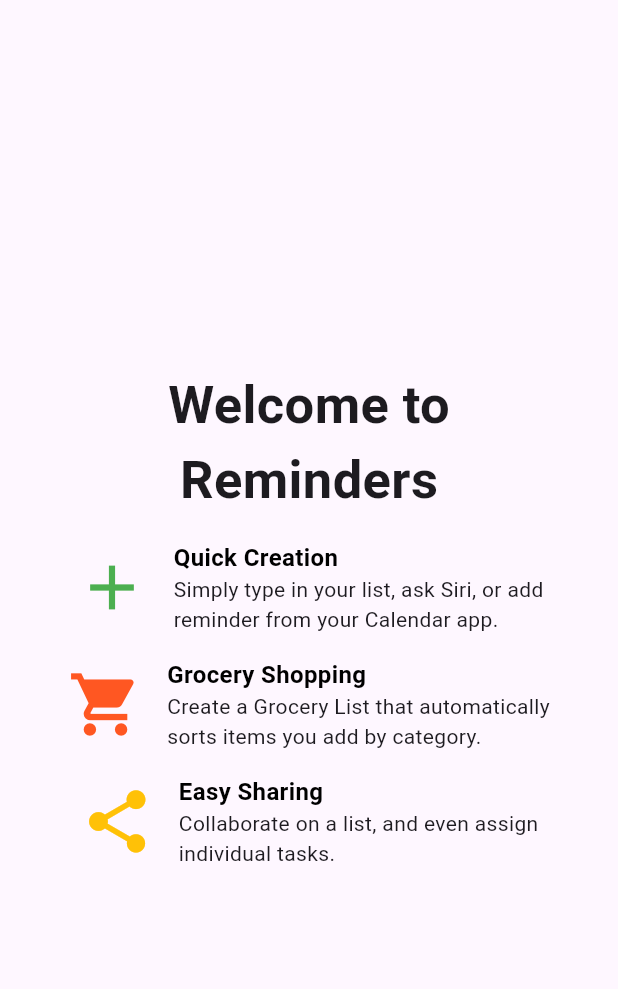
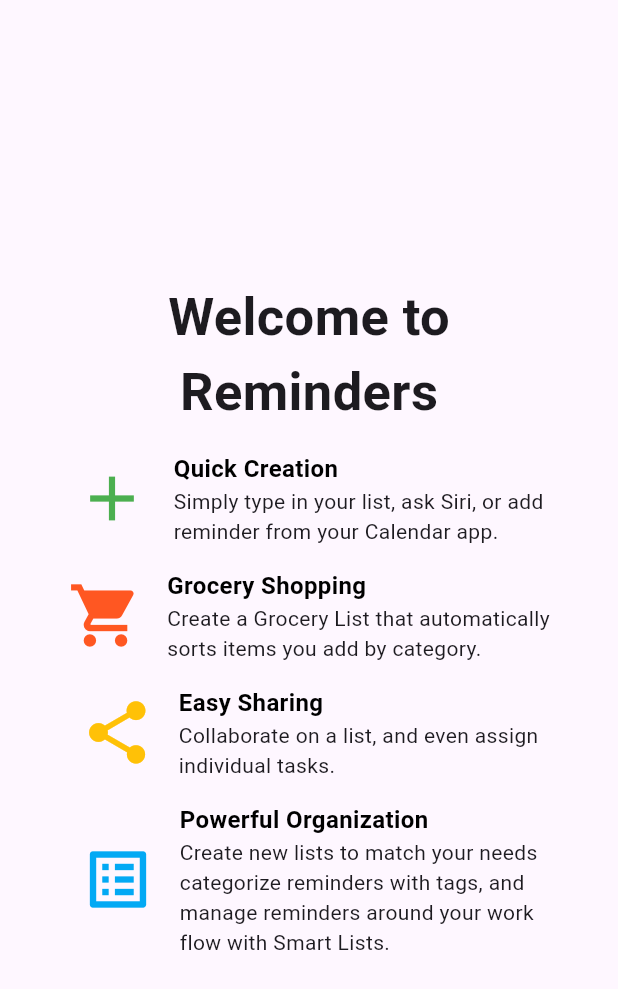
Before and after one commit to Bryan01Cruz/Tareas-Lenguajes-Programacion, a Flutter app: the screen it shows after launch, on a phone screen of 412 x 824 dp. Shown: the top 989 px of the screen. Run offline on Flutter 3.47's test engine with Material 3 defaults, Android fonts, the phone set to English and light mode, and no system bars.

Commit message:
Creación del cuarto row - cuarto icono y parrafo.

```diff
--- a/tarea_pantalla/lib/main.dart
+++ b/tarea_pantalla/lib/main.dart
@@ -75,6 +75,25 @@
                       ],
                     )
                 ],
+              ),
+              SizedBox(height: 15,),
+              Row(
+                mainAxisAlignment: MainAxisAlignment.center,
+                children: [
+                    Icon(Icons.list_alt, size: 50.0, color: Colors.lightBlue,),
+                    SizedBox(width: 16,),
+                    Column(
+                      mainAxisAlignment: MainAxisAlignment.start,
+                      crossAxisAlignment: CrossAxisAlignment.start,
+                      children: [
+                        Text('Powerful Organization', style: TextStyle(fontSize: 16, fontWeight: FontWeight.bold, color: Colors.black),),
+                        Text('Create new lists to match your needs'),
+                        Text('categorize reminders with tags, and'),
+                        Text('manage reminders around your work'),
+                        Text('flow with Smart Lists.')
+                      ],
+                    )
+                ],
               )
             ],
           ),
```
